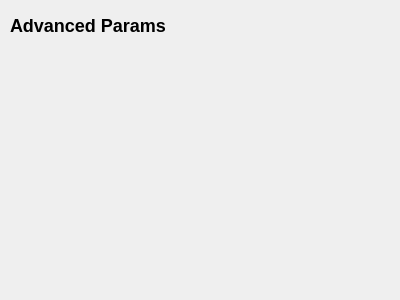
Qt form src/ui/configuration/AdvancedParamConfig.ui (mavlink/qgroundcontrol) before a commit.
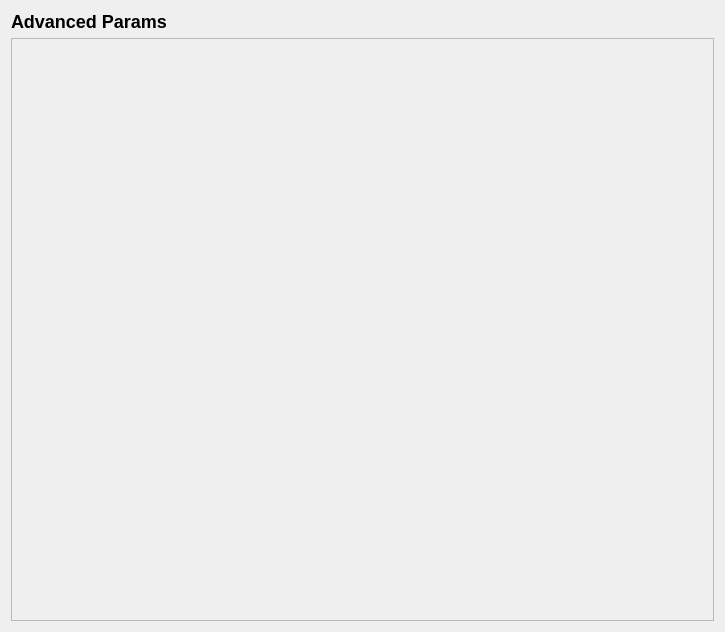
The same form after that commit.

Commit message: Standard and Advanced param pages, auto-generated from xml file

Patch:
```diff
--- a/src/ui/configuration/AdvancedParamConfig.ui
+++ b/src/ui/configuration/AdvancedParamConfig.ui
@@ -6,26 +6,44 @@
    <rect>
     <x>0</x>
     <y>0</y>
-    <width>400</width>
-    <height>300</height>
+    <width>725</width>
+    <height>632</height>
    </rect>
   </property>
   <property name="windowTitle">
    <string>Form</string>
   </property>
+  <layout class="QVBoxLayout" name="verticalLayout_3">
+   <item>
   <widget class="QLabel" name="label">
-   <property name="geometry">
-    <rect>
-     <x>10</x>
-     <y>10</y>
-     <width>181</width>
-     <height>31</height>
-    </rect>
-   </property>
    <property name="text">
     <string>&lt;h2&gt;Advanced Params&lt;/h2&gt;</string>
    </property>
   </widget>
+   </item>
+   <item>
+    <widget class="QScrollArea" name="scrollArea">
+     <property name="widgetResizable">
+      <bool>true</bool>
+     </property>
+     <widget class="QWidget" name="scrollAreaWidgetContents">
+      <property name="geometry">
+       <rect>
+        <x>0</x>
+        <y>0</y>
+        <width>705</width>
+        <height>585</height>
+       </rect>
+      </property>
+      <layout class="QVBoxLayout" name="verticalLayout_2">
+       <item>
+        <layout class="QVBoxLayout" name="verticalLayout"/>
+       </item>
+      </layout>
+     </widget>
+    </widget>
+   </item>
+  </layout>
  </widget>
  <resources/>
  <connections/>
```
Lines whose indentation alone changed are shown as unchanged. The commit also changes 9 other files.
